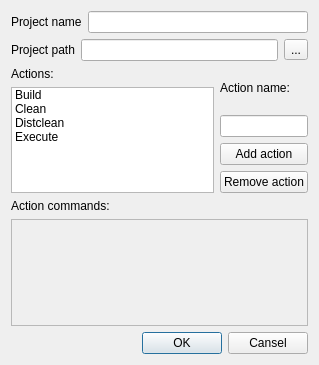
testmana2/mks, file v2/branches/noproject2/trunk/plugins/project/NoProject/src/ui/UINoProjectProjectSettings.ui: the form before one commit.
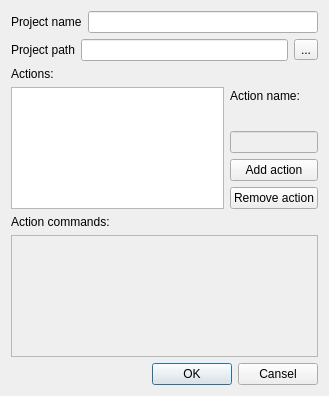
The form after the commit.

Commit message: NoProject ready (just a one visible bug), now need to make some changes in the ConsoleManager system

The edit to the form file:
```diff
--- a/v2/branches/noproject2/trunk/plugins/project/NoProject/src/ui/UINoProjectProjectSettings.ui
+++ b/v2/branches/noproject2/trunk/plugins/project/NoProject/src/ui/UINoProjectProjectSettings.ui
@@ -5,8 +5,8 @@
    <rect>
     <x>0</x>
     <y>0</y>
-    <width>319</width>
-    <height>365</height>
+    <width>329</width>
+    <height>396</height>
    </rect>
   </property>
   <property name="sizePolicy" >
@@ -66,28 +66,7 @@
         </widget>
        </item>
        <item>
-        <widget class="QListWidget" name="actionsList" >
-         <item>
-          <property name="text" >
-           <string>Build</string>
-          </property>
-         </item>
-         <item>
-          <property name="text" >
-           <string>Clean</string>
-          </property>
-         </item>
-         <item>
-          <property name="text" >
-           <string>Distclean</string>
-          </property>
-         </item>
-         <item>
-          <property name="text" >
-           <string>Execute</string>
-          </property>
-         </item>
-        </widget>
+        <widget class="QListWidget" name="actionsList" />
        </item>
       </layout>
      </item>
@@ -103,7 +82,7 @@
        <item>
         <widget class="QLineEdit" name="actionName" >
          <property name="enabled" >
-          <bool>true</bool>
+          <bool>false</bool>
          </property>
         </widget>
        </item>
```
The commit also changes 7 other files.
